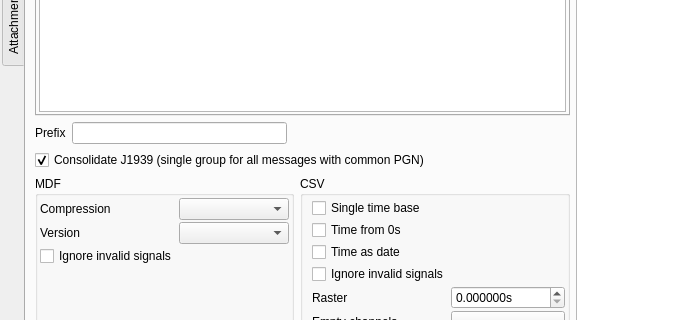
The window that asammdf/gui/ui/file_widget.ui (danielhrisca/asammdf) describes before a commit, drawn with Qt 5; both pictures show x 0 to 695 and y 345 to 665 of the 1034 by 865 pixel window.
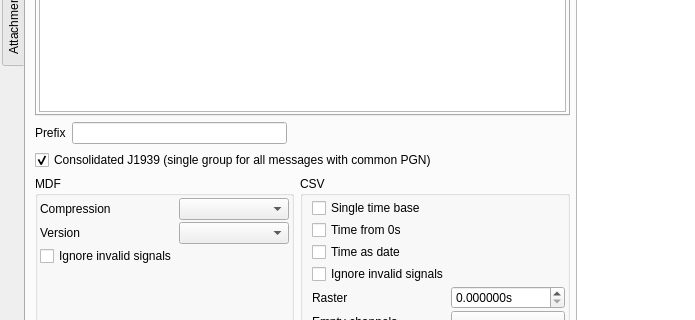
The same window after the commit. Icons and pictures are not drawn. Custom widgets are drawn as their Qt base class.

Diff of the .ui file:
```diff
--- a/asammdf/gui/ui/file_widget.ui
+++ b/asammdf/gui/ui/file_widget.ui
@@ -1558,7 +1558,7 @@
        <item row="4" column="0" colspan="2">
         <widget class="QCheckBox" name="consolidate_j1939">
          <property name="text">
-          <string>Consolidate J1939 (single group for all messages with common PGN)</string>
+          <string>Consolidated J1939 (single group for all messages with common PGN)</string>
          </property>
          <property name="checked">
           <bool>true</bool>
```
Left out of the diff: 2 changed lines with no effect on the pictures.
